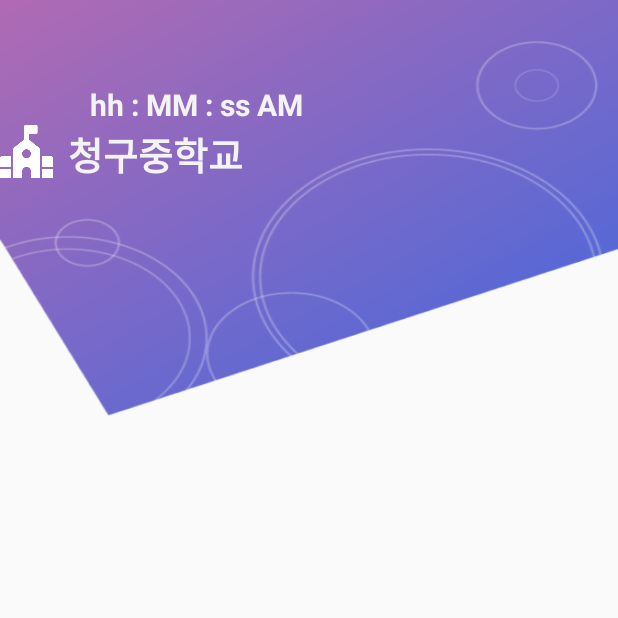
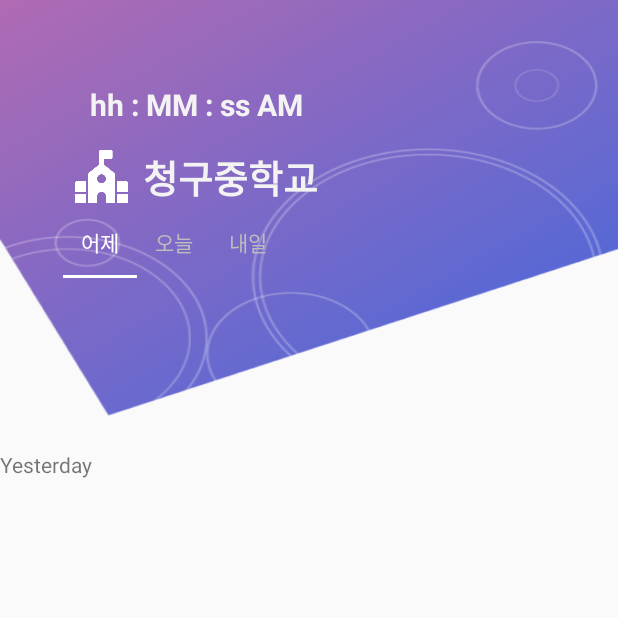
Before and after one commit to Kim-Ju-Yeop/Meals, an Android app: the MealsActivity screen opened directly, with no data from a screen before it, on a phone screen of 412 x 824 dp, the top half of it. Run offline under Robolectric (Android 15) with nearby library versions, the phone set to English and light mode, and no system bars; our stand-ins replace data binding.

Commit message:
[FIX] MealsActivity Layout
MealsActivity 의 전반적인 레이아웃 구성

```diff
--- a/Meals_Android2/app/build.gradle
+++ b/Meals_Android2/app/build.gradle
@@ -36,6 +36,7 @@
     implementation 'androidx.appcompat:appcompat:1.0.2'
     implementation 'androidx.core:core-ktx:1.0.2'
     implementation 'androidx.constraintlayout:constraintlayout:1.1.3'
+    implementation 'androidx.legacy:legacy-support-v4:1.0.0'
     testImplementation 'junit:junit:4.12'
     androidTestImplementation 'androidx.test.ext:junit:1.1.0'
     androidTestImplementation 'androidx.test.espresso:espresso-core:3.1.1'
@@ -60,4 +61,5 @@
     implementation 'com.squareup.retrofit2:retrofit:2.3.0'
     implementation 'com.squareup.retrofit2:adapter-rxjava2:2.3.0'
     implementation 'com.squareup.retrofit2:converter-gson:2.3.0'
+    implementation 'com.google.android.material:material:1.0.0'
 }
--- a/Meals_Android2/app/src/main/java/com/project/meals/view/MainActivity.kt
+++ b/Meals_Android2/app/src/main/java/com/project/meals/view/MainActivity.kt
@@ -11,6 +11,7 @@
 import com.project.meals.R
 import com.project.meals.databinding.ActivityMainBinding
 import com.project.meals.view.intro.AppIntroActivity
+import com.project.meals.view.meals.MealsActivity
 import com.project.meals.viewmodel.MainViewModel
 
 class MainActivity : AppCompatActivity() {
@@ -38,7 +39,7 @@
     fun observerViewModel(){
         with(viewModel){
             onSuccessEvent.observe(this@MainActivity, Observer {
-                // 급식 표시 화면
+                startActivity(Intent(this@MainActivity, MealsActivity::class.java))
             })
 
             onFailEvent.observe(this@MainActivity, Observer {
--- a/Meals_Android2/app/src/main/java/com/project/meals/view/meals/MealsActivity.kt
+++ b/Meals_Android2/app/src/main/java/com/project/meals/view/meals/MealsActivity.kt
@@ -2,12 +2,50 @@
 
 import androidx.appcompat.app.AppCompatActivity
 import android.os.Bundle
+import androidx.databinding.DataBindingUtil
+import androidx.lifecycle.ViewModelProviders
+import com.google.android.material.tabs.TabLayout
 import com.project.meals.R
+import com.project.meals.databinding.ActivityMealsBinding
+import com.project.meals.viewmodel.MealsViewModel
 
 class MealsActivity : AppCompatActivity() {
+
+    lateinit var binding : ActivityMealsBinding
+    lateinit var viewModel : MealsViewModel
 
     override fun onCreate(savedInstanceState: Bundle?) {
         super.onCreate(savedInstanceState)
         setContentView(R.layout.activity_meals)
+
+        binding = DataBindingUtil.setContentView(this@MealsActivity, R.layout.activity_meals)
+        viewModel = ViewModelProviders.of(this@MealsActivity).get(MealsViewModel::class.java)
+
+        binding.viewModel = viewModel
+        binding.lifecycleOwner
+
+        setTab()
+    }
+
+    fun setTab(){
+        binding.layoutTab.addTab(binding.layoutTab.newTab().setText("어제"))
+        binding.layoutTab.addTab(binding.layoutTab.newTab().setText("오늘"))
+        binding.layoutTab.addTab(binding.layoutTab.newTab().setText("내일"))
+
+        val adapter = Title_Adapter(supportFragmentManager, binding.layoutTab.tabCount)
+        binding.viewPager.adapter = adapter
+
+        binding.viewPager.addOnPageChangeListener(TabLayout.TabLayoutOnPageChangeListener(binding.layoutTab))
+
+        binding.layoutTab.addOnTabSelectedListener(object : TabLayout.OnTabSelectedListener {
+
+            override fun onTabSelected(tab: TabLayout.Tab?) {
+                binding.viewPager.setCurrentItem(tab!!.position)
+            }
+            override fun onTabUnselected(tab: TabLayout.Tab?) {
+            }
+            override fun onTabReselected(tab: TabLayout.Tab?) {
+            }
+        })
     }
 }
--- /dev/null
+++ b/Meals_Android2/app/src/main/java/com/project/meals/view/meals/Title_Adapter.kt
@@ -0,0 +1,35 @@
+package com.project.meals.view.meals
+
+import androidx.fragment.app.Fragment
+import androidx.fragment.app.FragmentManager
+import androidx.fragment.app.FragmentStatePagerAdapter
+import com.project.meals.view.meals.title_fragment.TodayFragment
+import com.project.meals.view.meals.title_fragment.TomorrowFragment
+import com.project.meals.view.meals.title_fragment.YesterDayFragment
+
+class Title_Adapter(fm: FragmentManager, private val mPageCount: Int) : FragmentStatePagerAdapter(fm) {
+
+    override fun getItem(position: Int): Fragment? {
+
+        when (position) {
+
+            0 -> {
+                return YesterDayFragment()
+            }
+
+            1 -> {
+                return TodayFragment()
+            }
+
+            2 -> {
+                return TomorrowFragment()
+            }
+
+            else -> return null
+        }
+    }
+
+    override fun getCount(): Int {
+        return mPageCount
+    }
+}
--- /dev/null
+++ b/Meals_Android2/app/src/main/java/com/project/meals/view/meals/title_fragment/TodayFragment.kt
@@ -0,0 +1,20 @@
+package com.project.meals.view.meals.title_fragment
+
+import android.content.Context
+import android.net.Uri
+import android.os.Bundle
+import androidx.fragment.app.Fragment
+import android.view.LayoutInflater
+import android.view.View
+import android.view.ViewGroup
+import com.project.meals.R
+
+class TodayFragment : Fragment() {
+
+    override fun onCreateView(
+        inflater: LayoutInflater, container: ViewGroup?, savedInstanceState: Bundle?): View? {
+        // Inflate the layout for this fragment
+        return inflater.inflate(R.layout.fragment_today, container, false)
+    }
+
+}
--- /dev/null
+++ b/Meals_Android2/app/src/main/java/com/project/meals/view/meals/title_fragment/YesterDayFragment.kt
@@ -0,0 +1,21 @@
+package com.project.meals.view.meals.title_fragment
+
+import android.content.Context
+import android.net.Uri
+import android.os.Bundle
+import androidx.fragment.app.Fragment
+import android.view.LayoutInflater
+import android.view.View
+import android.view.ViewGroup
+import com.project.meals.R
+
+class YesterDayFragment : Fragment() {
+
+
+    override fun onCreateView(
+        inflater: LayoutInflater, container: ViewGroup?, savedInstanceState: Bundle?): View? {
+        // Inflate the layout for this fragment
+        return inflater.inflate(R.layout.fragment_yesterday, container, false)
+    }
+
+}
--- a/Meals_Android2/app/src/main/java/com/project/meals/view/search_school/SearchSchoolAdapter.kt
+++ b/Meals_Android2/app/src/main/java/com/project/meals/view/search_school/SearchSchoolAdapter.kt
@@ -3,6 +3,7 @@
 import android.content.Context
 import android.content.Intent
 import android.content.Intent.FLAG_ACTIVITY_NEW_TASK
+import android.content.SharedPreferences
 import android.text.TextUtils
 import android.view.LayoutInflater
 import android.view.View
@@ -12,6 +13,7 @@
 import com.project.meals.R
 import com.project.meals.model.SearchSchool
 import com.project.meals.view.MainActivity
+import com.project.meals.view.meals.MealsActivity
 import kotlinx.android.synthetic.main.school_layout.view.*
 
 class SearchSchoolAdapter(val mContext : Context, val items : ArrayList<SearchSchool>) : RecyclerView.Adapter<SearchSchoolAdapter.ViewHolder>() {
@@ -30,10 +32,10 @@
         var item : SearchSchool = items.get(position)
         val listener = View.OnClickListener {
 
-            val intent = Intent(mContext, MainActivity::class.java)
+            // Intent
+            val intent = Intent(mContext, MealsActivity::class.java)
             intent.putExtra("school_id", item.school_code)
             intent.putExtra("office_id", item.office_code)
-
             mContext.startActivity(intent.addFlags(FLAG_ACTIVITY_NEW_TASK))
 
             Toast.makeText(it.context, "Clicked : ${item.school_name}", Toast.LENGTH_SHORT).show()
--- a/Meals_Android2/app/src/main/res/layout/activity_meals.xml
+++ b/Meals_Android2/app/src/main/res/layout/activity_meals.xml
@@ -9,6 +9,11 @@
             name="viewModel"
             type="com.project.meals.viewmodel.MealsViewModel" />
     </data>
+
+    <LinearLayout
+        android:layout_width="match_parent"
+        android:layout_height="match_parent"
+        android:orientation="vertical">
 
     <LinearLayout
         android:layout_width="match_parent"
@@ -33,15 +38,14 @@
             <LinearLayout
                 android:layout_width="match_parent"
                 android:layout_height="wrap_content"
-                android:orientation="vertical">
+                android:orientation="vertical"
+                android:gravity="center"
+                android:paddingRight="150dp">
 
                 <TextView
                     android:id="@+id/textView4"
-                    android:layout_width="match_parent"
+                    android:layout_width="wrap_content"
                     android:layout_height="wrap_content"
-                    android:layout_gravity="center"
-                    android:gravity="center"
-                    android:paddingRight="150dp"
                     android:text="hh : MM : ss AM"
                     android:textColor="#F3F3F3"
                     android:textSize="20sp"
@@ -51,7 +55,10 @@
             <LinearLayout
                 android:layout_width="match_parent"
                 android:layout_height="wrap_content"
-                android:orientation="horizontal">
+                android:orientation="horizontal"
+                android:gravity="center"
+                android:paddingRight="150dp"
+                android:layout_marginTop="15dp">
 
                 <ImageView
                     android:id="@+id/imageView3"
@@ -65,12 +72,42 @@
                     android:layout_width="wrap_content"
                     android:layout_height="wrap_content"
                     android:layout_marginLeft="10dp"
-                    android:layout_weight="1"
                     android:text="청구중학교"
                     android:textColor="#F3F3F3"
                     android:textSize="25sp"
                     android:textStyle="bold" />
             </LinearLayout>
+
+            <LinearLayout
+                android:layout_width="match_parent"
+                android:layout_height="wrap_content"
+                android:gravity="center"
+                android:orientation="vertical"
+                android:paddingRight="180dp">
+
+                <com.google.android.material.tabs.TabLayout
+                    android:id="@+id/layout_tab"
+                    android:layout_width="wrap_content"
+                    android:layout_height="wrap_content"
+                    app:tabGravity="center"
+                    app:tabIndicatorColor="#FFFFFF"
+                    app:tabMode="fixed"
+                    app:tabSelectedTextColor="#FFFFFF"
+                    app:tabTextColor="#BDBDBD" />
+            </LinearLayout>
+        </LinearLayout>
+
+    </LinearLayout>
+
+        <LinearLayout
+            android:layout_width="match_parent"
+            android:layout_height="wrap_content"
+            android:orientation="vertical">
+
+            <androidx.viewpager.widget.ViewPager
+                android:id="@+id/viewPager"
+                android:layout_width="match_parent"
+                android:layout_height="match_parent" />
         </LinearLayout>
 
     </LinearLayout>
--- /dev/null
+++ b/Meals_Android2/app/src/main/res/layout/fragment_yesterday.xml
@@ -0,0 +1,14 @@
+<?xml version="1.0" encoding="utf-8"?>
+<FrameLayout xmlns:android="http://schemas.android.com/apk/res/android"
+    xmlns:tools="http://schemas.android.com/tools"
+    android:layout_width="match_parent"
+    android:layout_height="match_parent"
+    tools:context=".view.meals.title_fragment.YesterDayFragment">
+
+    <!-- TODO: Update blank fragment layout -->
+    <TextView
+        android:layout_width="match_parent"
+        android:layout_height="match_parent"
+        android:text="Yesterday" />
+
+</FrameLayout>
--- a/Meals_Android2/app/src/main/res/values/strings.xml
+++ b/Meals_Android2/app/src/main/res/values/strings.xml
@@ -1,3 +1,6 @@
 <resources>
     <string name="app_name">Meals</string>
+
+    <!-- TODO: Remove or change this placeholder text -->
+    <string name="hello_blank_fragment">Hello blank fragment</string>
 </resources>
```
Also changed, not shown: Meals_Android/app/src/main/res/layout/activity_meals_activitiy.xml (+4 -4 lines), Meals_Android2/app/src/main/java/com/project/meals/view/meals/title_fragment/TomorrowFragment.kt (added, +19 -0 lines), Meals_Android2/app/src/main/java/com/project/meals/view/search_school/SearchSchoolActivity.kt (+8 -0 lines), Meals_Android2/app/src/main/res/layout/fragment_today.xml (added, +14 -0 lines), Meals_Android2/app/src/main/res/layout/fragment_tomorrow.xml (added, +14 -0 lines).
